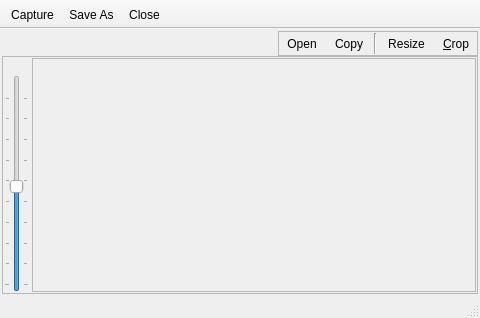
Qt form src-qt5/desktop-utils/lumina-screenshot/MainUI.ui (lumina-desktop/lumina) before a commit.
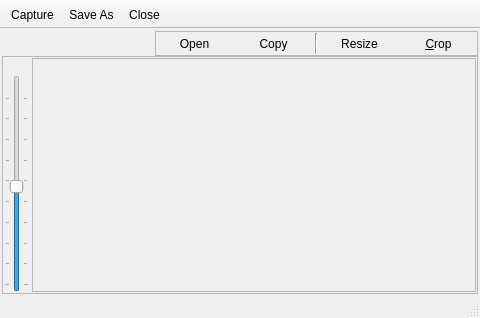
The same form after that commit. The open tabs and pages were chosen to show the change.

Commit message: Fix up the minimum size of the shortcut buttons. Also add statusbar text for copying the image to the clipboard

What changed in the file:
```diff
--- a/src-qt5/desktop-utils/lumina-screenshot/MainUI.ui
+++ b/src-qt5/desktop-utils/lumina-screenshot/MainUI.ui
@@ -83,6 +83,12 @@
              <verstretch>0</verstretch>
             </sizepolicy>
            </property>
+           <property name="minimumSize">
+            <size>
+             <width>75</width>
+             <height>0</height>
+            </size>
+           </property>
            <property name="statusTip">
             <string>Open screenshot with an application</string>
            </property>
@@ -99,6 +105,18 @@
          </item>
          <item>
           <widget class="QToolButton" name="tool_copy_to_clipboard">
+           <property name="sizePolicy">
+            <sizepolicy hsizetype="Minimum" vsizetype="Fixed">
+             <horstretch>0</horstretch>
+             <verstretch>0</verstretch>
+            </sizepolicy>
+           </property>
+           <property name="minimumSize">
+            <size>
+             <width>75</width>
+             <height>0</height>
+            </size>
+           </property>
            <property name="statusTip">
             <string>Copy screenshot to clipboard</string>
            </property>
@@ -131,6 +149,12 @@
              <verstretch>0</verstretch>
             </sizepolicy>
            </property>
+           <property name="minimumSize">
+            <size>
+             <width>75</width>
+             <height>0</height>
+            </size>
+           </property>
            <property name="statusTip">
             <string>Resize screenshot to selection</string>
            </property>
@@ -153,6 +177,12 @@
              <verstretch>0</verstretch>
             </sizepolicy>
            </property>
+           <property name="minimumSize">
+            <size>
+             <width>75</width>
+             <height>0</height>
+            </size>
+           </property>
            <property name="statusTip">
             <string>Crop screenshot to selection</string>
            </property>
```
Left out of the diff: 6 changed lines with no effect on the pictures. The commit also changes 2 other files.
